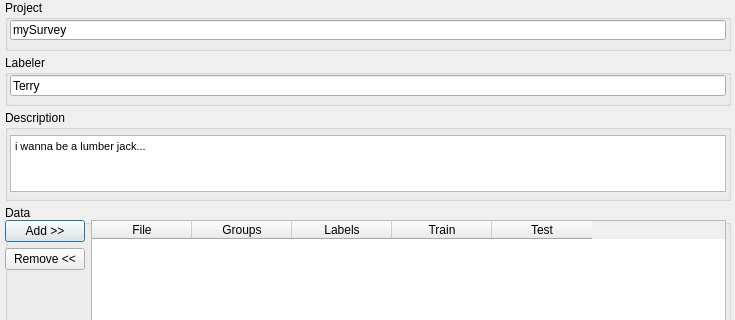
Qt form gui/dlgProject.ui (ilastik/ilastik-0.5) before a commit; both pictures show x 0 to 735 and y 0 to 320 of the 735 by 584 pixel window.
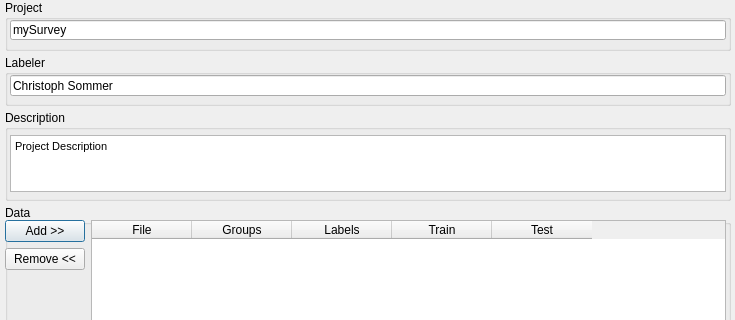
The same form after that commit. Icons and pictures are not drawn.

Commit message: New Feature Selection Dialog, First Test on how to display a context menu for convenient labelClass selection Starting restructuring the labelwidgets boxes and buttons

What changed in the file:
```diff
--- a/gui/dlgProject.ui
+++ b/gui/dlgProject.ui
@@ -206,7 +206,7 @@
      </sizepolicy>
     </property>
     <property name="text" >
-     <string>Terry</string>
+     <string>Christoph Sommer</string>
     </property>
    </widget>
   </widget>
@@ -248,7 +248,7 @@
 &lt;html>&lt;head>&lt;meta name="qrichtext" content="1" />&lt;style type="text/css">
 p, li { white-space: pre-wrap; }
 &lt;/style>&lt;/head>&lt;body style=" font-family:'MS Shell Dlg 2'; font-size:8.25pt; font-weight:400; font-style:normal;">
-&lt;p style=" margin-top:0px; margin-bottom:0px; margin-left:0px; margin-right:0px; -qt-block-indent:0; text-indent:0px; font-family:'Sans Serif'; font-size:9pt;">&lt;span style=" font-family:'MS Shell Dlg 2'; font-size:8pt;">i wanna be a lumber jack...&lt;/span>&lt;/p>&lt;/body>&lt;/html></string>
+&lt;p style=" margin-top:0px; margin-bottom:0px; margin-left:0px; margin-right:0px; -qt-block-indent:0; text-indent:0px; font-family:'Sans Serif'; font-size:9pt;">&lt;span style=" font-family:'MS Shell Dlg 2'; font-size:8pt;">Project Description&lt;/span>&lt;/p>&lt;/body>&lt;/html></string>
     </property>
    </widget>
   </widget>
```
The commit also changes 4 other files.
